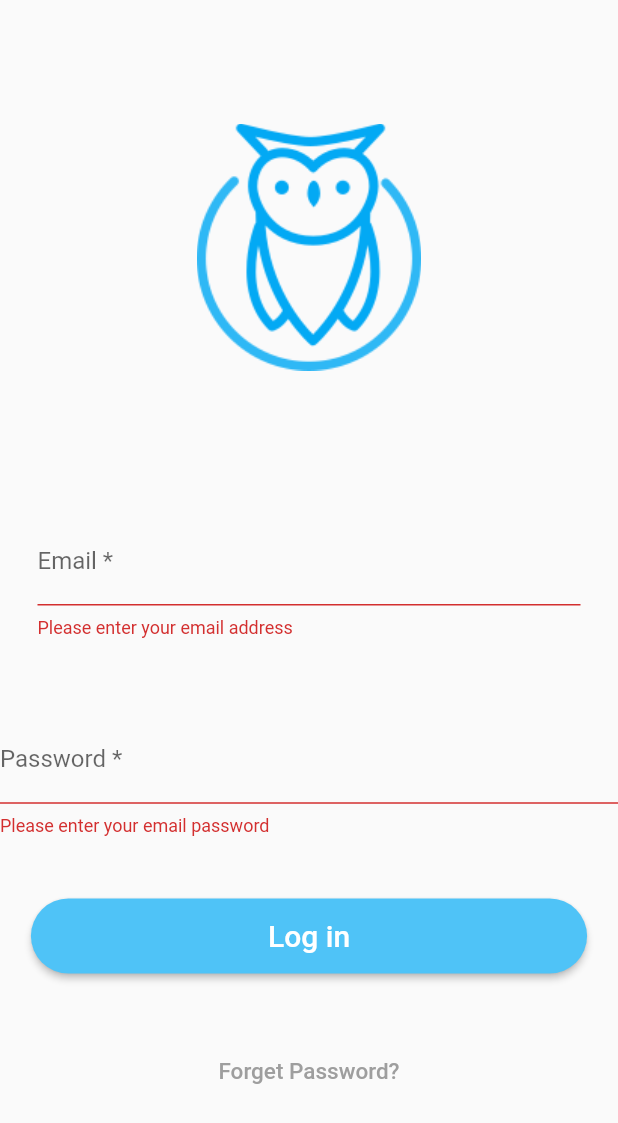
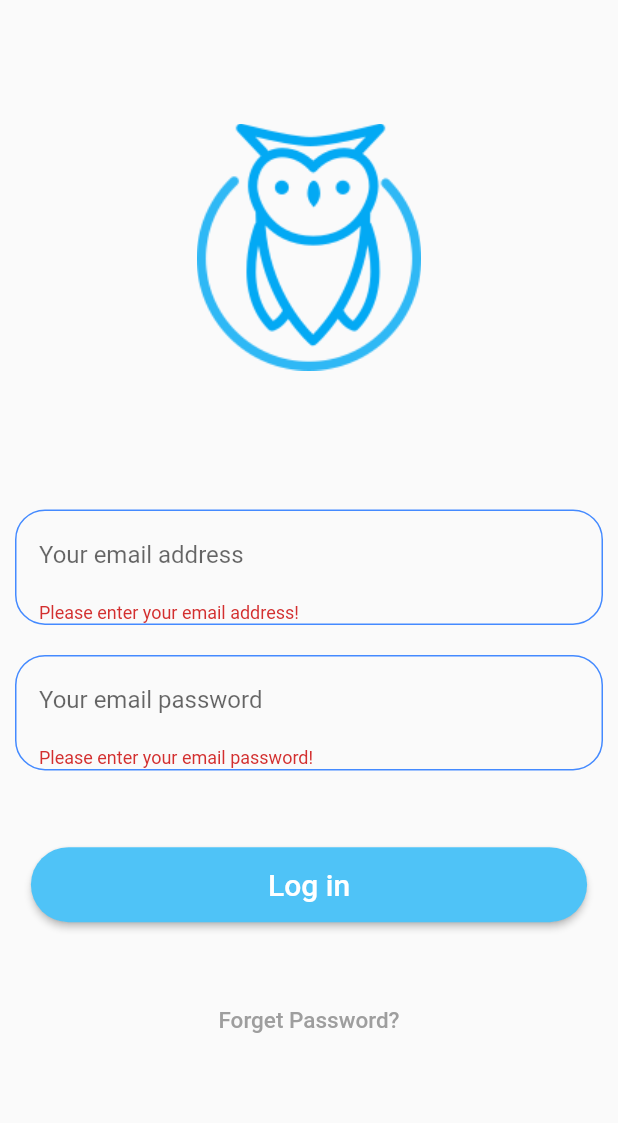
Before and after one commit to Punlork/login_form, a Flutter app: the screen it shows after launch, after a tap on "Log in", on a phone screen of 412 x 824 dp. Shown: the top 1123 px of the screen. Run offline on Flutter 3.47's test engine with Material 2 defaults, Android fonts, the phone set to English and light mode, and no system bars.

Commit message:
Finishing Login Page

```diff
--- a/lib/main.dart
+++ b/lib/main.dart
@@ -8,6 +8,9 @@ class MyApp extends StatelessWidget {
     const String _title = 'Alucard Login Form';
     return MaterialApp(
       title: _title,
+      theme: ThemeData(
+        primaryColor: Colors.lightBlue,
+      ),
       home: Homepage(),
       debugShowCheckedModeBanner: false,
     );
@@ -17,10 +20,42 @@ class MyApp extends StatelessWidget {
 class Homepage extends StatelessWidget {
   final _formKey = GlobalKey<FormState>();
 
+  Widget inputUser(String hintTxt, String errorText) {
+    return Padding(
+      padding: EdgeInsets.all(10),
+      child: Container(
+        decoration: BoxDecoration(
+          borderRadius: new BorderRadius.circular(20.0),
+          border: Border.all(color: Colors.blueAccent),
+        ),
+        child: Padding(
+          padding: const EdgeInsets.only(
+            left: 15,
+            right: 15,
+            top: 5,
+          ),
+          child: TextFormField(
+            validator: (value) {
+              if (value == null || value.isEmpty) {
+                return errorText;
+              }
+              return null;
+            },
+            decoration: new InputDecoration(
+              hintText: hintTxt,
+              border: InputBorder.none,
+            ),
+          ),
+        ),
+      ),
+    );
+  }
+
   @override
   Widget build(BuildContext context) {
     final mediaQuery = MediaQuery.of(context);
     return Scaffold(
+      resizeToAvoidBottomInset: false,
       body: Container(
         width: double.infinity,
         child: Column(
@@ -41,48 +76,13 @@ class Homepage extends StatelessWidget {
             Form(
               key: _formKey,
               child: Column(children: <Widget>[
-                Padding(
-                  padding: EdgeInsets.all(10),
-                  child: Container(
-                    decoration: BoxDecoration(
-                      borderRadius: new BorderRadius.circular(10.0),
-                    ),
-                    child: Padding(
-                      padding: const EdgeInsets.only(
-                        left: 15,
-                        right: 15,
-                        top: 5,
-                      ),
-                      // padding: const EdgeInsets.all(10),
-                      child: TextFormField(
-                        validator: (value) {
-                          if (value == null || value.isEmpty) {
-                            return 'Please enter your email address';
-                          }
-                          return null;
-                        },
-                        decoration: const InputDecoration(
-                          labelText: 'Email *',
-                          hintText: 'Your email address',
-                        ),
-                      ),
-                    ),
-                  ),
+                inputUser(
+                  'Your email address',
+                  'Please enter your email address!',
                 ),
-                SizedBox(
-                  height: mediaQuery.size.height * 0.05,
-                ),
-                TextFormField(
-                  validator: (value) {
-                    if (value == null || value.isEmpty) {
-                      return 'Please enter your email password';
-                    }
-                    return null;
-                  },
-                  decoration: const InputDecoration(
-                    labelText: 'Password *',
-                    hintText: 'Your email password',
-                  ),
+                inputUser(
+                  'Your email password',
+                  'Please enter your email password!',
                 ),
                 SizedBox(
                   height: mediaQuery.size.height * 0.05,
```
Also changed, not shown: pubspec.lock.
